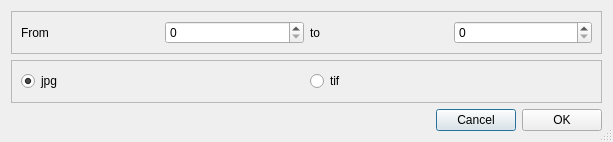
Above: src/ui/ui-files/FromToDialog.ui from XROMMPackages/xmalab before the change. Below: the same form after it.
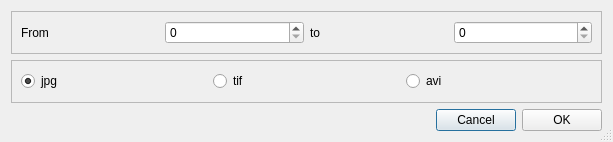
That is the form after the change. Icons and pictures are not drawn.

Commit message: fixes #107 : User can now also save undistorted videos as avi

Patch:
```diff
--- a/src/ui/ui-files/FromToDialog.ui
+++ b/src/ui/ui-files/FromToDialog.ui
@@ -112,6 +112,13 @@
         </property>
        </widget>
       </item>
+      <item row="0" column="2">
+       <widget class="QRadioButton" name="radioButtonAVI">
+        <property name="text">
+         <string>avi</string>
+        </property>
+       </widget>
+      </item>
      </layout>
     </widget>
    </item>
```
The commit also changes 2 other files.
